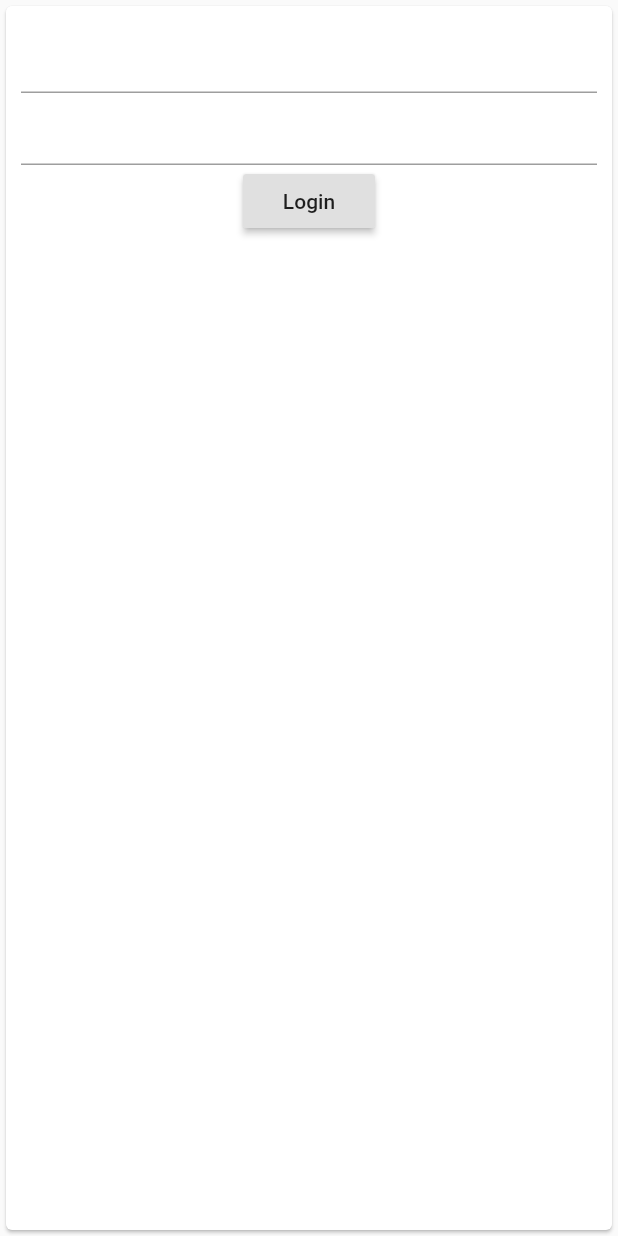
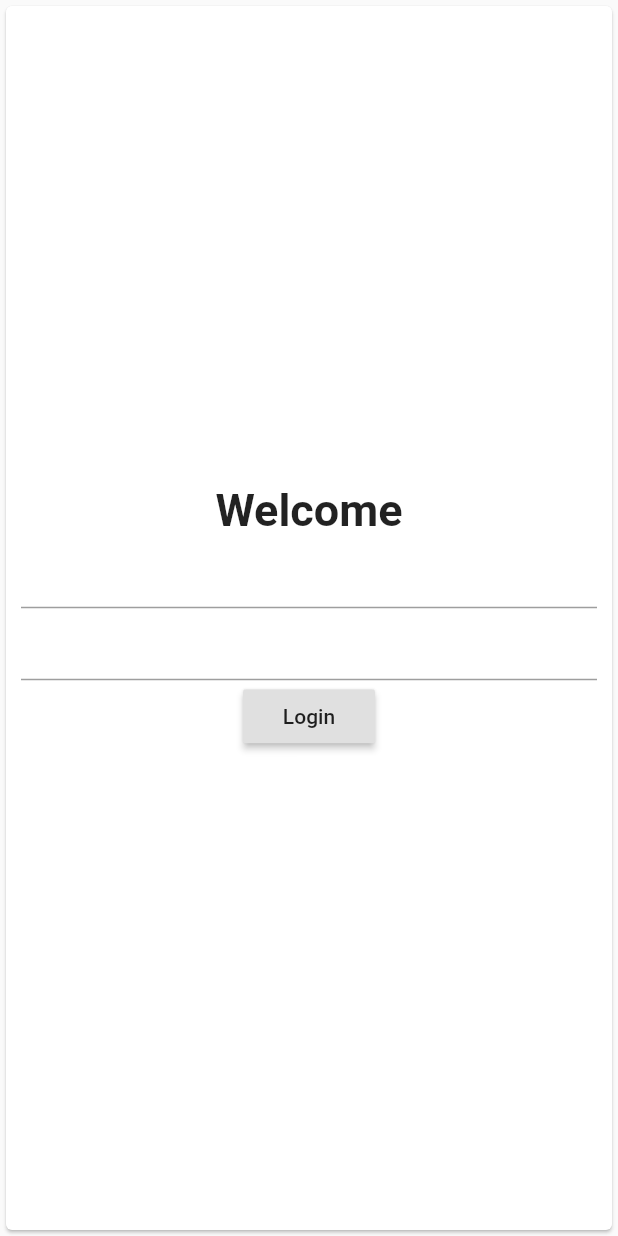
Before and after one commit to notovel2/haupcar_test, a Flutter app: the screen it shows after launch, after a tap on "Login", on a phone screen of 412 x 824 dp. Run offline on Flutter 3.47's test engine with Material 2 defaults, Android fonts, the phone set to English and light mode, and no system bars; missing offline and left inert: loading.

Commit message:
fix future error return & fix login layout
replace throw() to return Future.error().
move login layout to center

```diff
--- a/lib/service/auth_service.dart
+++ b/lib/service/auth_service.dart
@@ -1,4 +1,3 @@
-import 'package:flutter/widgets.dart';
 import 'package:haupcar_test/model/user.dart';
 import 'package:haupcar_test/service/DB_service.dart';
 
@@ -14,9 +13,9 @@ class AuthService {
         return user;
       }
     } catch (e) {
-      print(e);
+      print("erorr.login: $e");
     }
-    throw ErrorDescription("username or password is incorrect");
+    return Future.error("username or password is incorrect");
   }
 
   logout() async{
--- a/lib/view/loginPage.dart
+++ b/lib/view/loginPage.dart
@@ -15,13 +15,13 @@ class _LoginPageState extends State<LoginPage> {
   @override
   Widget build(BuildContext context) {
     return Scaffold(
-      body: SafeArea(
-        child: Center(
+      body: Center(
+        child: SafeArea(
           child: Stack(
             children: _buildStackWidgets(context),
           ),
         ),
-      ),
+      )
     );
   }
 
@@ -49,7 +49,15 @@ class _LoginPageState extends State<LoginPage> {
       child: Container(
         margin: EdgeInsets.all(10),
         child: Column(
+          mainAxisAlignment: MainAxisAlignment.center,
           children: <Widget>[
+            Text(
+              "Welcome",
+              style: TextStyle(
+                fontSize: 30,
+                fontWeight: FontWeight.bold
+              ),
+            ),
             TextField(
               controller: _usernameController,
             ),
@@ -80,7 +88,7 @@ class _LoginPageState extends State<LoginPage> {
         print("error");
       })
       .catchError((error){
-      print("Error $error");
+        print("Error.onLogin: $error");
       })
       .whenComplete(() {
         print("complete");
```
Also changed, not shown: lib/service/DB_service.dart (+7 -4 lines).
